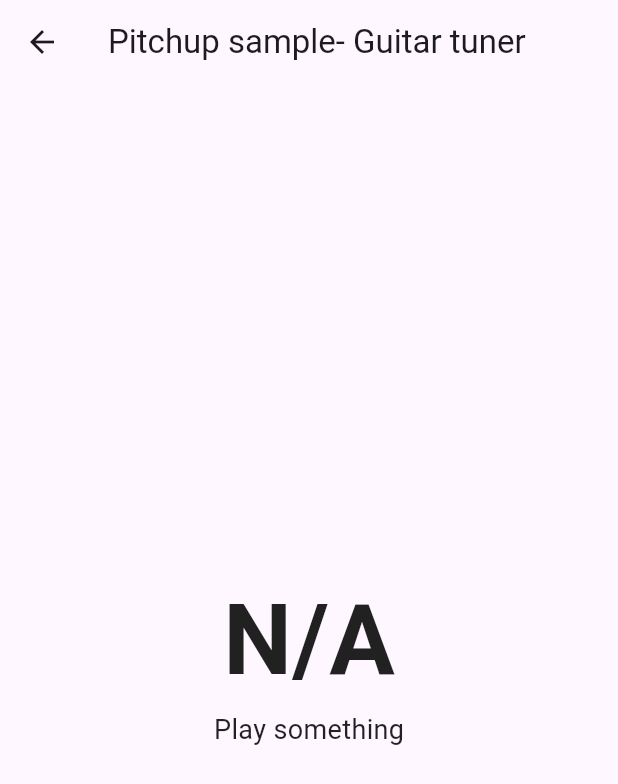
After one commit to wjprogramer/flutter_sing_tools, a Flutter app: the screen it shows after launch, after a tap on "音高檢測", on a phone screen of 412 x 824 dp. The commit adds this screen. Shown: the top 784 px of the screen. Run offline on Flutter 3.47's test engine with Material 3 defaults, Android fonts, the phone set to English and light mode, and no system bars; our stand-ins replace bloc, equatable, fl_chart, flutter_bloc, gap, permission_handler and 1 more; missing offline and left inert: buffered_list_stream, dart:js_interop, flutter_sound, pitch_detector_dart, pitchupdart, record; statements that could not run were skipped.

Commit message:
音高檢測: add pitch sample (ref: https://github.com/techpotatoes/pitchup_flutter_sample)

```diff
--- a/lib/pages/home_page.dart
+++ b/lib/pages/home_page.dart
@@ -2,6 +2,7 @@ import 'package:flutter/material.dart';
 import 'package:flutter_sing_tools/pages/files_explorer/files_explorer_page.dart';
 import 'package:flutter_sing_tools/pages/metronome_page.dart';
 import 'package:flutter_sing_tools/pages/monitor_playback_page.dart';
+import 'package:flutter_sing_tools/pages/pitch_detector/pitch_detector_page.dart';
 import 'package:flutter_sing_tools/pages/recorder_page.dart';
 import 'package:flutter_sing_tools/pages/volume_detect_page.dart';
 import 'package:flutter_sing_tools/widgets/widgets.dart';
@@ -28,6 +29,10 @@ class MyHomePage extends StatelessWidget {
             ),
           ),
           MyButton(
+            text: '音高檢測',
+            page: PitchDetectorPage(),
+          ),
+          MyButton(
             text: '節拍器',
             page: MetronomePage(),
           ),
--- /dev/null
+++ b/lib/pages/pitch_detector/home/home_screen.dart
@@ -0,0 +1,42 @@
+import 'package:flutter/material.dart';
+import 'package:flutter_bloc/flutter_bloc.dart';
+
+import 'pitch_cubit.dart';
+
+class HomeScreen extends StatelessWidget {
+  const HomeScreen({super.key});
+
+  @override
+  Widget build(BuildContext context) {
+    final pitchCubitState = context.watch<PitchCubit>().state;
+
+    return Scaffold(
+      appBar: AppBar(
+        title: const Text("Pitchup sample- Guitar tuner"),
+      ),
+      body: Center(
+        child: Column(
+          crossAxisAlignment: CrossAxisAlignment.center,
+          mainAxisAlignment: MainAxisAlignment.center,
+          mainAxisSize: MainAxisSize.max,
+          children: [
+            Text(
+              pitchCubitState.note,
+              style: const TextStyle(
+                  color: Colors.black87,
+                  fontSize: 65.0,
+                  fontWeight: FontWeight.bold),
+            ),
+            Text(
+              pitchCubitState.status,
+              style: const TextStyle(
+                color: Colors.black87,
+                fontSize: 18.0,
+              ),
+            ),
+          ],
+        ),
+      ),
+    );
+  }
+}
--- /dev/null
+++ b/lib/pages/pitch_detector/home/pitch_cubit.dart
@@ -0,0 +1,65 @@
+import 'dart:typed_data';
+
+import 'package:buffered_list_stream/buffered_list_stream.dart';
+import 'package:flutter/foundation.dart';
+import 'package:flutter_bloc/flutter_bloc.dart';
+import 'package:pitch_detector_dart/pitch_detector.dart';
+import 'package:pitchupdart/pitch_handler.dart';
+import 'package:pitchupdart/tuning_status.dart';
+import 'package:record/record.dart';
+
+import 'tunning_state.dart';
+
+class PitchCubit extends Cubit<TuningState> {
+  PitchCubit(this._audioRecorder, this._pitchDetectorDart, this._pitchupDart)
+      : super(TuningState(note: "N/A", status: "Play something")) {
+    _init();
+  }
+
+  final AudioRecorder _audioRecorder;
+  final PitchDetector _pitchDetectorDart;
+  final PitchHandler _pitchupDart;
+
+  _init() async {
+    final recordStream = await _audioRecorder.startStream(const RecordConfig(
+      encoder: AudioEncoder.pcm16bits,
+      numChannels: 1,
+      bitRate: 128000,
+      sampleRate: PitchDetector.DEFAULT_SAMPLE_RATE,
+    ));
+
+    var audioSampleBufferedStream = bufferedListStream(
+      recordStream.map((event) {
+        return event.toList();
+      }),
+      // The library converts a PCM16 to 8bits internally. So we need twice as many bytes
+      PitchDetector.DEFAULT_BUFFER_SIZE * 2,
+    );
+
+    await for (var audioSample in audioSampleBufferedStream) {
+      final intBuffer = Uint8List.fromList(audioSample);
+
+      _pitchDetectorDart.getPitchFromIntBuffer(intBuffer).then((detectedPitch) {
+        if (detectedPitch.pitched) {
+          _pitchupDart.handlePitch(detectedPitch.pitch).then((pitchResult) => {
+                emit(TuningState(
+                  note: pitchResult.note,
+                  status: pitchResult.tuningStatus.getDescription(),
+                ))
+              });
+        }
+      });
+    }
+  }
+}
+
+extension Description on TuningStatus {
+  String getDescription() => switch (this) {
+        TuningStatus.tuned => "Tuned",
+        TuningStatus.toolow => "Too low. Tighten the string",
+        TuningStatus.toohigh => "Too hig. Give it some slack",
+        TuningStatus.waytoolow => "Way too low. Tighten the string",
+        TuningStatus.waytoohigh => "Way to high. Give it some slack",
+        TuningStatus.undefined => "Note is not in the valid interval.",
+      };
+}
--- /dev/null
+++ b/lib/pages/pitch_detector/home/tunning_state.dart
@@ -0,0 +1,6 @@
+class TuningState {
+  TuningState({required this.note, required this.status});
+
+  final String note;
+  final String status;
+}
--- /dev/null
+++ b/lib/pages/pitch_detector/pitch_detector_page.dart
@@ -0,0 +1,42 @@
+import 'package:flutter/material.dart';
+import 'package:flutter_bloc/flutter_bloc.dart';
+import 'package:pitch_detector_dart/pitch_detector.dart';
+import 'package:pitchupdart/instrument_type.dart';
+import 'package:pitchupdart/pitch_handler.dart';
+import 'package:record/record.dart';
+
+import 'home/home_screen.dart';
+import 'home/pitch_cubit.dart';
+
+class PitchDetectorPage extends StatelessWidget {
+  const PitchDetectorPage({super.key});
+
+  @override
+  Widget build(BuildContext context) {
+    return MultiRepositoryProvider(
+      providers: [
+        RepositoryProvider<AudioRecorder>(
+          create: (context) => AudioRecorder(),
+        ),
+        RepositoryProvider<PitchDetector>(
+          create: (context) => PitchDetector(),
+        ),
+        RepositoryProvider<PitchHandler>(
+          create: (context) => PitchHandler(InstrumentType.guitar),
+        ),
+      ],
+      child: MultiBlocProvider(
+        providers: [
+          BlocProvider<PitchCubit>(
+            create: (context) => PitchCubit(
+              context.read<AudioRecorder>(),
+              context.read<PitchDetector>(),
+              context.read<PitchHandler>(),
+            ),
+          ),
+        ],
+        child: HomeScreen(),
+      ),
+    );
+  }
+}
--- a/pubspec.yaml
+++ b/pubspec.yaml
@@ -49,10 +49,13 @@ dependencies:
 
   # Android iOS Linux macOS web Windows
   bloc: ^9.0.0
+  buffered_list_stream: ^1.3.0
   fl_chart: ^0.70.2
   flutter_bloc: ^9.1.0
   gap: ^3.0.1
   path: ^1.9.1
+  pitch_detector_dart: ^0.0.7
+  pitchupdart: ^0.0.6
   record: ^6.0.0
 
   # The following adds the Cupertino Icons font to your application.
```
Also changed, not shown: pubspec.lock.
